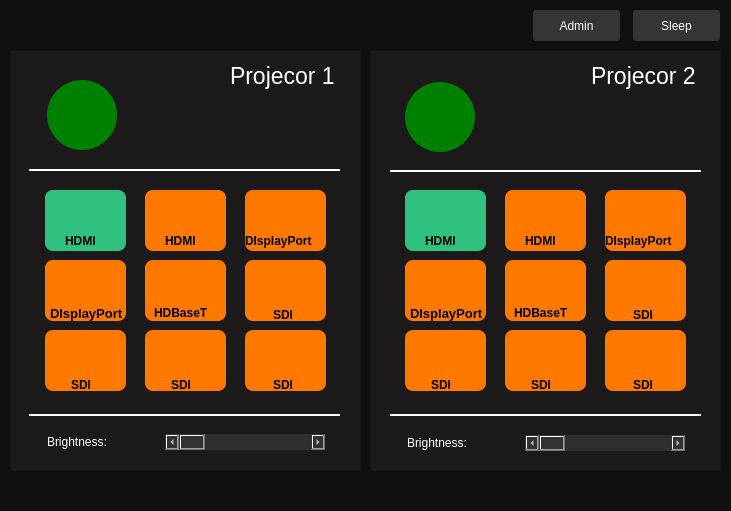
The window that mainwindow.ui (Walter0b/Projector_remote_control) describes before a commit, drawn with Qt 5.
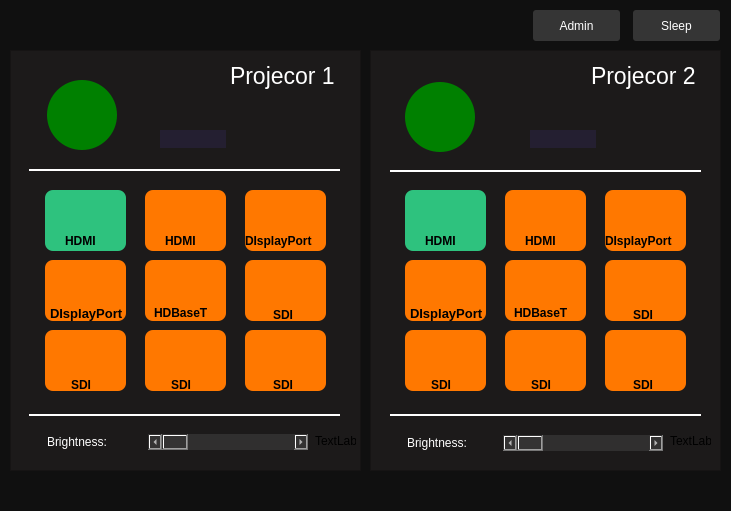
The same window after the commit. The open tabs and pages were chosen to show the change. Icons and pictures are not drawn.

Diff of the .ui file:
```diff
--- a/mainwindow.ui
+++ b/mainwindow.ui
@@ -180,7 +180,7 @@
       <widget class="QScrollBar" name="horizontalScrollBar">
        <property name="geometry">
         <rect>
-         <x>155</x>
+         <x>138</x>
          <y>384</y>
          <width>160</width>
          <height>16</height>
@@ -984,6 +984,35 @@
         <string/>
        </property>
       </widget>
+      <widget class="QLabel" name="lbl_is_connected_1">
+       <property name="geometry">
+        <rect>
+         <x>150</x>
+         <y>80</y>
+         <width>66</width>
+         <height>18</height>
+        </rect>
+       </property>
+       <property name="styleSheet">
+        <string notr="true">background-color: rgb(36, 31, 49);</string>
+       </property>
+       <property name="text">
+        <string/>
+       </property>
+      </widget>
+      <widget class="QLabel" name="lbl_brightness_1_val">
+       <property name="geometry">
+        <rect>
+         <x>305</x>
+         <y>380</y>
+         <width>41</width>
+         <height>21</height>
+        </rect>
+       </property>
+       <property name="text">
+        <string>TextLabel</string>
+       </property>
+      </widget>
       <zorder>P1_SDI_label_4</zorder>
       <zorder>P1_SDI_label_2</zorder>
       <zorder>P1_SDI_label_3</zorder>
@@ -1145,7 +1174,7 @@
       <widget class="QScrollBar" name="horizontalScrollBar_2">
        <property name="geometry">
         <rect>
-         <x>155</x>
+         <x>133</x>
          <y>385</y>
          <width>160</width>
          <height>16</height>
@@ -1948,6 +1977,35 @@
         <string/>
        </property>
       </widget>
+      <widget class="QLabel" name="lbl_is_connected_2">
+       <property name="geometry">
+        <rect>
+         <x>160</x>
+         <y>80</y>
+         <width>66</width>
+         <height>18</height>
+        </rect>
+       </property>
+       <property name="styleSheet">
+        <string notr="true">background-color: rgb(36, 31, 49);</string>
+       </property>
+       <property name="text">
+        <string/>
+       </property>
+      </widget>
+      <widget class="QLabel" name="lbl_brightness_1_val_2">
+       <property name="geometry">
+        <rect>
+         <x>300</x>
+         <y>380</y>
+         <width>41</width>
+         <height>21</height>
+        </rect>
+       </property>
+       <property name="text">
+        <string>TextLabel</string>
+       </property>
+      </widget>
       <zorder>P2_DisplayPort_label_1</zorder>
       <zorder>P2_DisplayPort_label_2</zorder>
       <zorder>P2_SDI_label_4</zorder>
```
Left out of the diff: 14 changed lines with no effect on the pictures.
